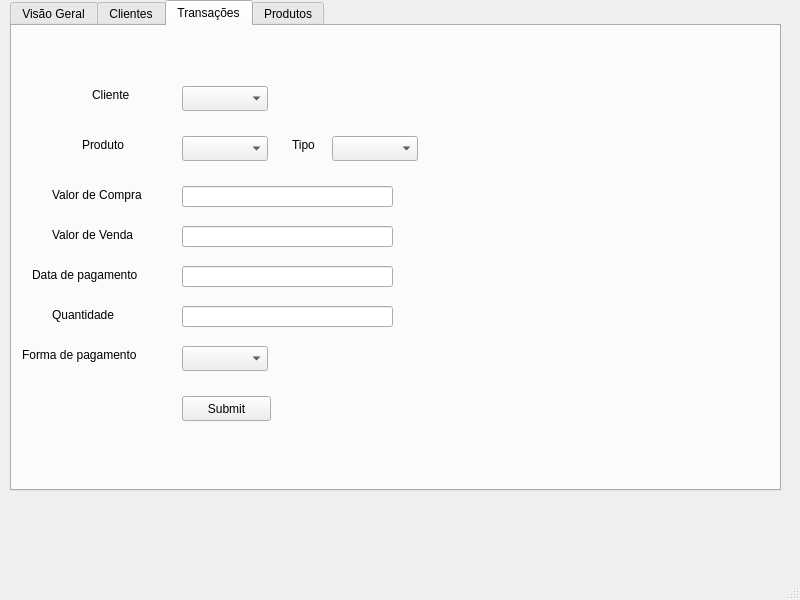
Before: the Qt Designer form main_window.ui in Gianlucca-Buzo/Selling-Manager, drawn with Qt 5.
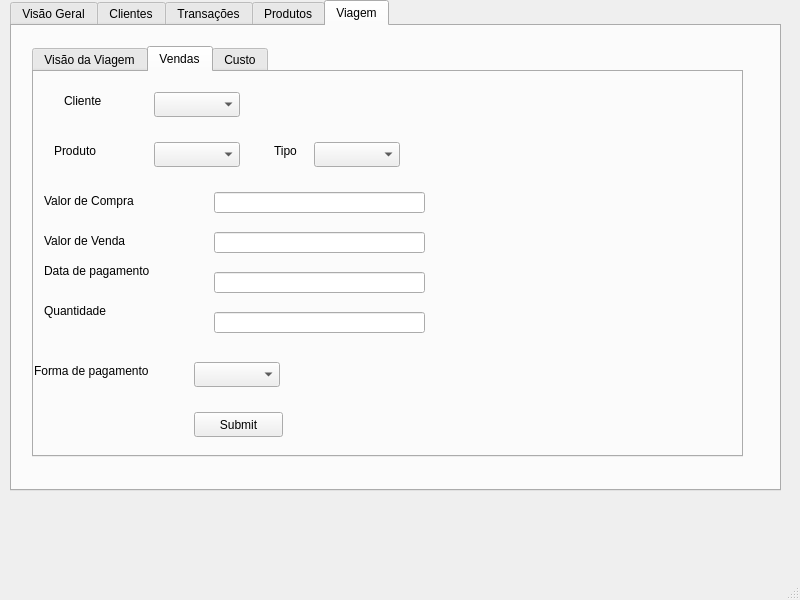
After: the same form once the commit is applied. The open tabs and pages were chosen to show the change.

The edit to the form file:
```diff
--- a/main_window.ui
+++ b/main_window.ui
@@ -24,7 +24,7 @@
      </rect>
     </property>
     <property name="currentIndex">
-     <number>2</number>
+     <number>4</number>
     </property>
     <widget class="QWidget" name="tab">
      <attribute name="title">
@@ -513,6 +513,366 @@
       </property>
      </widget>
     </widget>
+    <widget class="QWidget" name="tab_5">
+     <attribute name="title">
+      <string>Viagem</string>
+     </attribute>
+     <widget class="QTabWidget" name="tabWidget_2">
+      <property name="geometry">
+       <rect>
+        <x>20</x>
+        <y>20</y>
+        <width>711</width>
+        <height>411</height>
+       </rect>
+      </property>
+      <property name="currentIndex">
+       <number>2</number>
+      </property>
+      <widget class="QWidget" name="tab_6">
+       <attribute name="title">
+        <string>Visão da Viagem</string>
+       </attribute>
+       <widget class="QTableView" name="tableView">
+        <property name="geometry">
+         <rect>
+          <x>10</x>
+          <y>20</y>
+          <width>411</width>
+          <height>192</height>
+         </rect>
+        </property>
+       </widget>
+       <widget class="QLabel" name="label_18">
+        <property name="geometry">
+         <rect>
+          <x>20</x>
+          <y>240</y>
+          <width>91</width>
+          <height>17</height>
+         </rect>
+        </property>
+        <property name="text">
+         <string>Custo Geral:</string>
+        </property>
+       </widget>
+      </widget>
+      <widget class="QWidget" name="tab_7">
+       <attribute name="title">
+        <string>Vendas</string>
+       </attribute>
+       <widget class="QLabel" name="label_37">
+        <property name="geometry">
+         <rect>
+          <x>30</x>
+          <y>20</y>
+          <width>67</width>
+          <height>17</height>
+         </rect>
+        </property>
+        <property name="text">
+         <string>Cliente</string>
+        </property>
+       </widget>
+       <widget class="QComboBox" name="comboBox_9">
+        <property name="geometry">
+         <rect>
+          <x>120</x>
+          <y>20</y>
+          <width>86</width>
+          <height>25</height>
+         </rect>
+        </property>
+       </widget>
+       <widget class="QComboBox" name="comboBox_10">
+        <property name="geometry">
+         <rect>
+          <x>120</x>
+          <y>70</y>
+          <width>86</width>
+          <height>25</height>
+         </rect>
+        </property>
+       </widget>
+       <widget class="QLabel" name="label_38">
+        <property name="geometry">
+         <rect>
+          <x>20</x>
+          <y>70</y>
+          <width>67</width>
+          <height>17</height>
+         </rect>
+        </property>
+        <property name="text">
+         <string>Produto</string>
+        </property>
+       </widget>
+       <widget class="QComboBox" name="comboBox_11">
+        <property name="geometry">
+         <rect>
+          <x>280</x>
+          <y>70</y>
+          <width>86</width>
+          <height>25</height>
+         </rect>
+        </property>
+       </widget>
+       <widget class="QLabel" name="label_39">
+        <property name="geometry">
+         <rect>
+          <x>240</x>
+          <y>70</y>
+          <width>67</width>
+          <height>17</height>
+         </rect>
+        </property>
+        <property name="text">
+         <string>Tipo</string>
+        </property>
+       </widget>
+       <widget class="QLineEdit" name="lineEdit_45">
+        <property name="geometry">
+         <rect>
+          <x>180</x>
+          <y>120</y>
+          <width>211</width>
+          <height>21</height>
+         </rect>
+        </property>
+       </widget>
+       <widget class="QLabel" name="label_82">
+        <property name="geometry">
+         <rect>
+          <x>10</x>
+          <y>120</y>
+          <width>121</width>
+          <height>17</height>
+         </rect>
+        </property>
+        <property name="text">
+         <string>Valor de Compra</string>
+        </property>
+       </widget>
+       <widget class="QLineEdit" name="lineEdit_46">
+        <property name="geometry">
+         <rect>
+          <x>180</x>
+          <y>160</y>
+          <width>211</width>
+          <height>21</height>
+         </rect>
+        </property>
+       </widget>
+       <widget class="QLabel" name="label_83">
+        <property name="geometry">
+         <rect>
+          <x>10</x>
+          <y>160</y>
+          <width>111</width>
+          <height>17</height>
+         </rect>
+        </property>
+        <property name="text">
+         <string>Valor de Venda</string>
+        </property>
+       </widget>
+       <widget class="QLineEdit" name="lineEdit_60">
+        <property name="geometry">
+         <rect>
+          <x>180</x>
+          <y>200</y>
+          <width>211</width>
+          <height>21</height>
+         </rect>
+        </property>
+       </widget>
+       <widget class="QLabel" name="label_107">
+        <property name="geometry">
+         <rect>
+          <x>10</x>
+          <y>190</y>
+          <width>141</width>
+          <height>17</height>
+         </rect>
+        </property>
+        <property name="text">
+         <string>Data de pagamento</string>
+        </property>
+       </widget>
+       <widget class="QLabel" name="label_132">
+        <property name="geometry">
+         <rect>
+          <x>10</x>
+          <y>230</y>
+          <width>91</width>
+          <height>17</height>
+         </rect>
+        </property>
+        <property name="text">
+         <string>Quantidade </string>
+        </property>
+       </widget>
+       <widget class="QLineEdit" name="lineEdit_75">
+        <property name="geometry">
+         <rect>
+          <x>180</x>
+          <y>240</y>
+          <width>211</width>
+          <height>21</height>
+         </rect>
+        </property>
+       </widget>
+       <widget class="QComboBox" name="comboBox_40">
+        <property name="geometry">
+         <rect>
+          <x>160</x>
+          <y>290</y>
+          <width>86</width>
+          <height>25</height>
+         </rect>
+        </property>
+       </widget>
+       <widget class="QPushButton" name="pushButton_25">
+        <property name="geometry">
+         <rect>
+          <x>160</x>
+          <y>340</y>
+          <width>89</width>
+          <height>25</height>
+         </rect>
+        </property>
+        <property name="text">
+         <string>Submit</string>
+        </property>
+       </widget>
+       <widget class="QLabel" name="label_133">
+        <property name="geometry">
+         <rect>
+          <x>0</x>
+          <y>290</y>
+          <width>151</width>
+          <height>17</height>
+         </rect>
+        </property>
+        <property name="text">
+         <string>Forma de pagamento</string>
+        </property>
+       </widget>
+      </widget>
+      <widget class="QWidget" name="tab_8">
+       <attribute name="title">
+        <string>Custo</string>
+       </attribute>
+       <widget class="QLabel" name="label_134">
+        <property name="geometry">
+         <rect>
+          <x>40</x>
+          <y>70</y>
+          <width>41</width>
+          <height>17</height>
+         </rect>
+        </property>
+        <property name="text">
+         <string>Tipo</string>
+        </property>
+       </widget>
+       <widget class="QPushButton" name="pushButton_26">
+        <property name="geometry">
+         <rect>
+          <x>90</x>
+          <y>230</y>
+          <width>89</width>
+          <height>25</height>
+         </rect>
+        </property>
+        <property name="text">
+         <string>Submit</string>
+        </property>
+       </widget>
+       <widget class="QComboBox" name="comboBox_41">
+        <property name="geometry">
+         <rect>
+          <x>170</x>
+          <y>70</y>
+          <width>121</width>
+          <height>25</height>
+         </rect>
+        </property>
+        <item>
+         <property name="text">
+          <string>Alimentação</string>
+         </property>
+        </item>
+        <item>
+         <property name="text">
+          <string>Combustível</string>
+         </property>
+        </item>
+        <item>
+         <property name="text">
+          <string>Mecânico</string>
+         </property>
+        </item>
+        <item>
+         <property name="text">
+          <string>Estadia</string>
+         </property>
+        </item>
+        <item>
+         <property name="text">
+          <string>Outros</string>
+         </property>
+        </item>
+       </widget>
+       <widget class="QLineEdit" name="lineEdit_76">
+        <property name="geometry">
+         <rect>
+          <x>170</x>
+          <y>110</y>
+          <width>211</width>
+          <height>21</height>
+         </rect>
+        </property>
+       </widget>
+       <widget class="QLabel" name="label_135">
+        <property name="geometry">
+         <rect>
+          <x>10</x>
+          <y>110</y>
+          <width>111</width>
+          <height>17</height>
+         </rect>
+        </property>
+        <property name="text">
+         <string>Valor do Custo</string>
+        </property>
+       </widget>
+       <widget class="QLabel" name="label_136">
+        <property name="geometry">
+         <rect>
+          <x>10</x>
+          <y>150</y>
+          <width>141</width>
+          <height>17</height>
+         </rect>
+        </property>
+        <property name="text">
+         <string>Descrição (Opcional)</string>
+        </property>
+       </widget>
+       <widget class="QLineEdit" name="lineEdit_77">
+        <property name="geometry">
+         <rect>
+          <x>170</x>
+          <y>150</y>
+          <width>211</width>
+          <height>21</height>
+         </rect>
+        </property>
+       </widget>
+      </widget>
+     </widget>
+    </widget>
    </widget>
   </widget>
   <widget class="QMenuBar" name="menubar">
```
